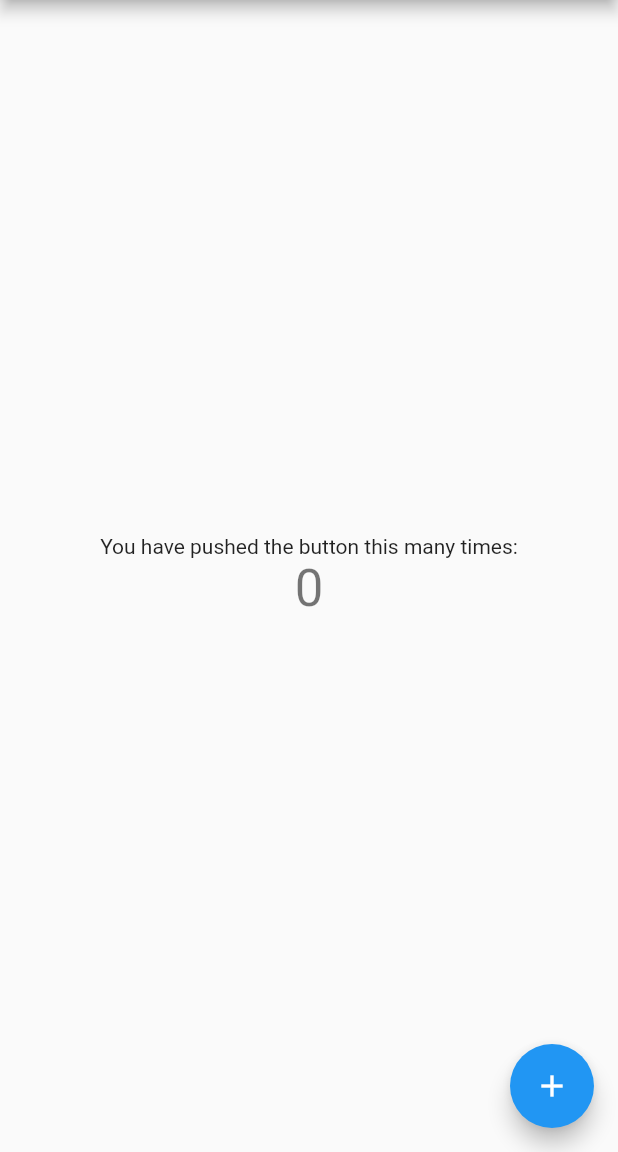
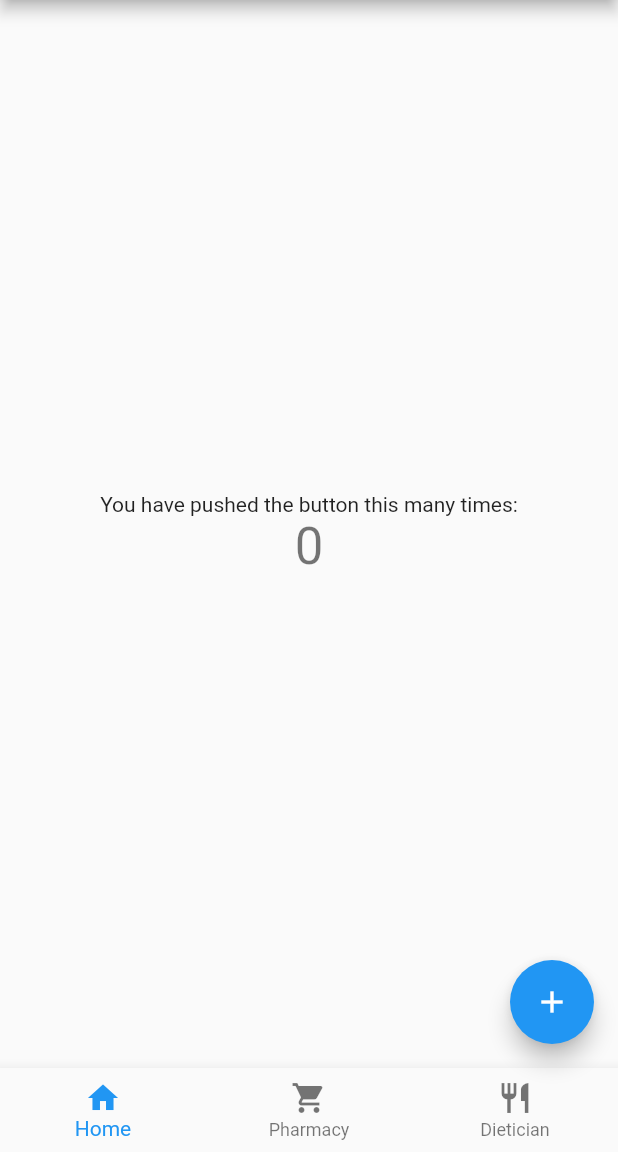
Before and after one commit to angelinetanvy/Lifeline, a Flutter app: the screen it shows after launch, on a phone screen of 412 x 824 dp, the part 84-1236 px from its top. Run offline on Flutter 3.47's test engine with Material 2 defaults, Android fonts, the phone set to English and light mode, and no system bars.

```diff
--- a/lifeline_app/lib/main.dart
+++ b/lifeline_app/lib/main.dart
@@ -111,6 +111,25 @@ class _MyHomePageState extends State<MyHomePage> {
         onPressed: _incrementCounter,
         tooltip: 'Increment',
         child: Icon(Icons.add),
+      ),
+      bottomNavigationBar: BottomNavigationBar(
+        items:[
+          BottomNavigationBarItem(
+            icon: Icon(Icons.home),
+            title: Text('Home'),
+            backgroundColor: Colors.blue
+          ),
+          BottomNavigationBarItem(
+            icon: Icon(Icons.shopping_cart),
+            title: Text('Pharmacy'),
+            backgroundColor: Colors.blue
+          ),
+          BottomNavigationBarItem(
+            icon: Icon(Icons.restaurant),
+            title: Text('Dietician'),
+            backgroundColor: Colors.blue
+          )
+        ]
       ), // This trailing comma makes auto-formatting nicer for build methods.
     );
   }
```
Also changed, not shown: 1 other file.
